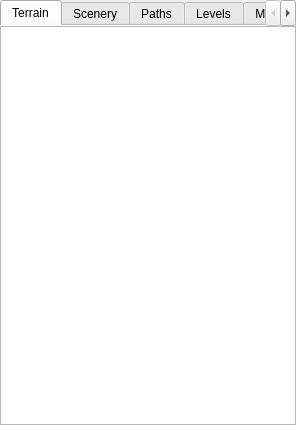
WohlSoft/Moondust-Project, file Editor/main_window/dock/wld_item_toolbox.ui: the form before one commit.
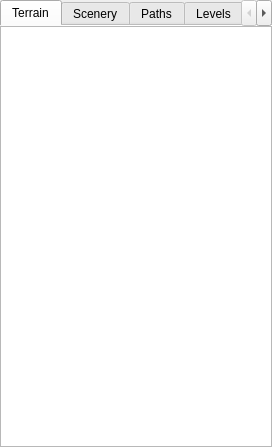
The form after the commit. Icons and pictures are not drawn.

Commit message: Editor: Rework World map Item Box The new ItemBoxListModel is now using everywhere!

```diff
--- a/Editor/main_window/dock/wld_item_toolbox.ui
+++ b/Editor/main_window/dock/wld_item_toolbox.ui
@@ -9,8 +9,8 @@
    <rect>
     <x>0</x>
     <y>0</y>
-    <width>296</width>
-    <height>425</height>
+    <width>272</width>
+    <height>447</height>
    </rect>
   </property>
   <property name="sizePolicy">
@@ -78,7 +78,7 @@
       <number>0</number>
      </property>
      <item row="0" column="0">
-      <widget class="QTableWidget" name="WLD_TilesList">
+      <widget class="QTableView" name="WLD_TilesList">
        <property name="selectionMode">
         <enum>QAbstractItemView::SingleSelection</enum>
        </property>
@@ -100,9 +100,6 @@
        <attribute name="horizontalHeaderMinimumSectionSize">
         <number>32</number>
        </attribute>
-       <attribute name="horizontalHeaderShowSortIndicator" stdset="0">
-        <bool>false</bool>
-       </attribute>
        <attribute name="verticalHeaderVisible">
         <bool>false</bool>
        </attribute>
```
Left out of the diff: 27 changed lines with no effect on the pictures. The commit also changes 6 other files.
